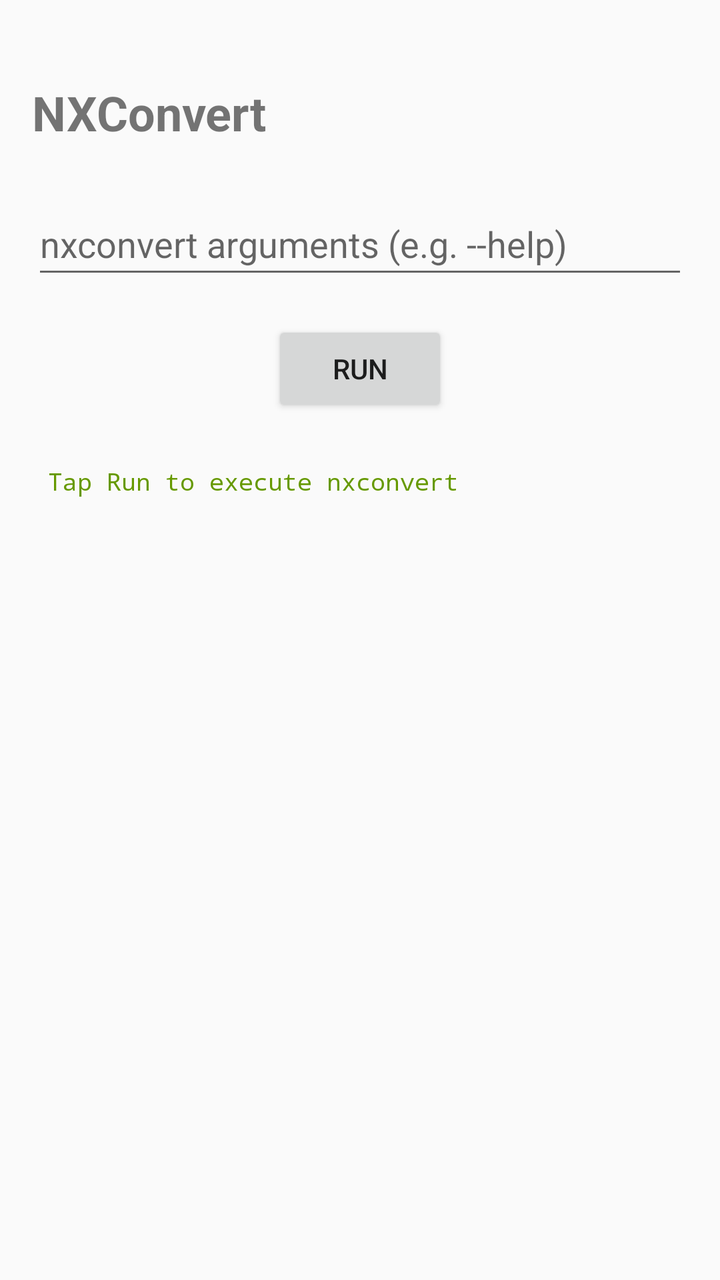
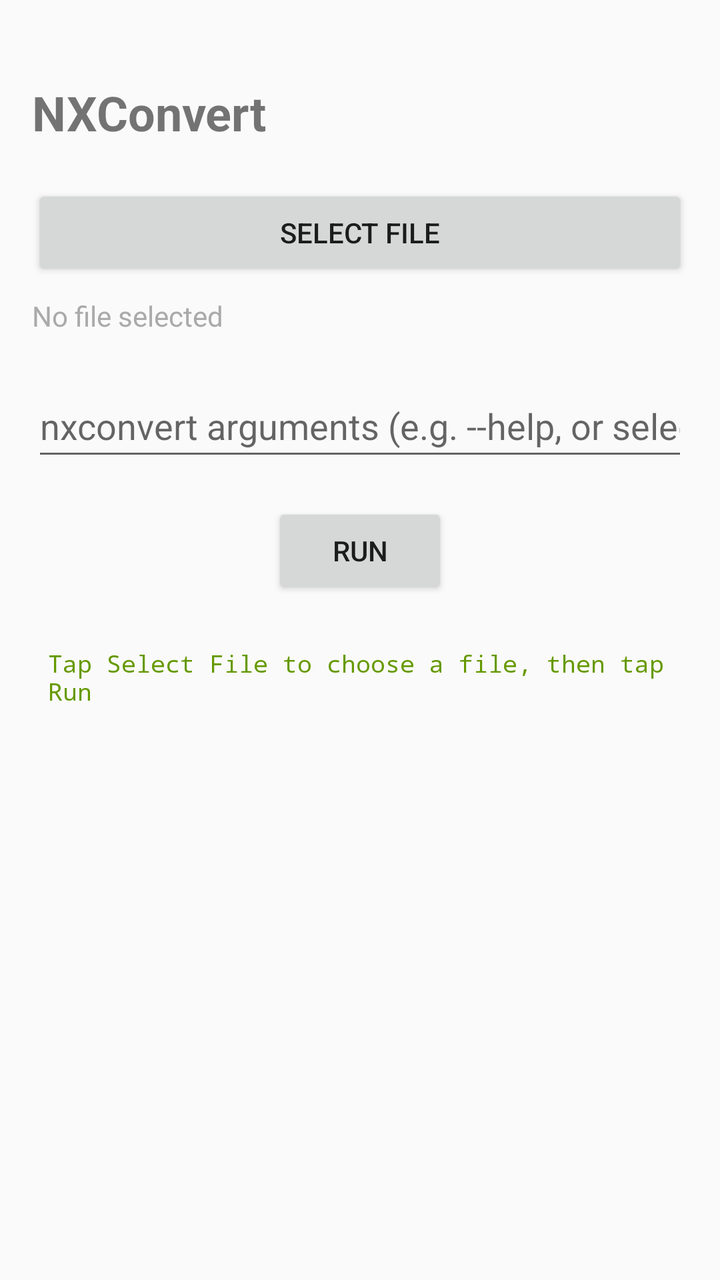

Compare the two renders of this Android layout. The source of the first and the diff that turns it into the second are given below.
<!-- AndroidManifest.xml: application theme Theme.NxConvert -->
<!-- res/layout/activity_main.xml -->
<?xml version="1.0" encoding="utf-8"?>
<androidx.constraintlayout.widget.ConstraintLayout xmlns:android="http://schemas.android.com/apk/res/android"
    xmlns:app="http://schemas.android.com/apk/res-auto"
    xmlns:tools="http://schemas.android.com/tools"
    android:layout_width="match_parent"
    android:layout_height="match_parent"
    android:padding="16dp"
    tools:context=".MainActivity">

    <TextView
        android:id="@+id/title_text"
        android:layout_width="wrap_content"
        android:layout_height="wrap_content"
        android:text="@string/app_name"
        android:textSize="24sp"
        android:textStyle="bold"
        app:layout_constraintTop_toTopOf="parent"
        app:layout_constraintStart_toStartOf="parent"
        android:layout_marginTop="24dp" />

    <EditText
        android:id="@+id/args_input"
        android:layout_width="0dp"
        android:layout_height="wrap_content"
        android:hint="@string/hint_args"
        android:inputType="text"
        android:minHeight="48dp"
        app:layout_constraintTop_toBottomOf="@id/title_text"
        app:layout_constraintStart_toStartOf="parent"
        app:layout_constraintEnd_toEndOf="parent"
        android:layout_marginTop="24dp" />

    <Button
        android:id="@+id/run_button"
        android:layout_width="wrap_content"
        android:layout_height="wrap_content"
        android:text="@string/button_run"
        app:layout_constraintTop_toBottomOf="@id/args_input"
        app:layout_constraintStart_toStartOf="parent"
        app:layout_constraintEnd_toEndOf="parent"
        android:layout_marginTop="16dp" />

    <ScrollView
        android:layout_width="0dp"
        android:layout_height="0dp"
        app:layout_constraintTop_toBottomOf="@id/run_button"
        app:layout_constraintStart_toStartOf="parent"
        app:layout_constraintEnd_toEndOf="parent"
        app:layout_constraintBottom_toBottomOf="parent"
        android:layout_marginTop="16dp">

        <TextView
            android:id="@+id/output_text"
            android:layout_width="match_parent"
            android:layout_height="wrap_content"
            android:text="@string/initial_output"
            android:textColor="@android:color/holo_green_dark"
            android:textSize="12sp"
            android:fontFamily="monospace"
            android:padding="8dp"
            android:scrollbars="vertical" />
    </ScrollView>

</androidx.constraintlayout.widget.ConstraintLayout>
<!-- resources referenced by this layout -->
<resources>
  <string name="app_name">NXConvert</string>
  <string name="button_run">Run</string>
  <string name="hint_args">nxconvert arguments (e.g. --help)</string>
  <string name="initial_output">Tap Run to execute nxconvert\n</string>
  <style name="Theme.NxConvert" parent="Theme.AppCompat.Light.DarkActionBar">
          
          <item name="colorPrimary">@color/purple_500</item>
          <item name="colorPrimaryDark">@color/purple_700</item>
          <item name="colorAccent">@color/teal_200</item>
      </style>
  <color name="purple_500">#FF6200EE</color>
  <color name="purple_700">#FF3700B3</color>
  <color name="teal_200">#FF03DAC5</color>
</resources>

<!-- the commit's change to res/layout/activity_main.xml (unified diff, before → after) -->
@@ -18,6 +18,28 @@
         app:layout_constraintStart_toStartOf="parent"
         android:layout_marginTop="24dp" />
 
+    <Button
+        android:id="@+id/select_file_button"
+        android:layout_width="0dp"
+        android:layout_height="wrap_content"
+        android:text="@string/button_select_file"
+        app:layout_constraintTop_toBottomOf="@id/title_text"
+        app:layout_constraintStart_toStartOf="parent"
+        app:layout_constraintEnd_toEndOf="parent"
+        android:layout_marginTop="20dp" />
+
+    <TextView
+        android:id="@+id/selected_file_text"
+        android:layout_width="0dp"
+        android:layout_height="wrap_content"
+        android:text="@string/no_file_selected"
+        android:textSize="14sp"
+        android:textColor="@android:color/darker_gray"
+        app:layout_constraintTop_toBottomOf="@id/select_file_button"
+        app:layout_constraintStart_toStartOf="parent"
+        app:layout_constraintEnd_toEndOf="parent"
+        android:layout_marginTop="8dp" />
+
     <EditText
         android:id="@+id/args_input"
         android:layout_width="0dp"
@@ -25,10 +47,10 @@
         android:hint="@string/hint_args"
         android:inputType="text"
         android:minHeight="48dp"
-        app:layout_constraintTop_toBottomOf="@id/title_text"
+        app:layout_constraintTop_toBottomOf="@id/selected_file_text"
         app:layout_constraintStart_toStartOf="parent"
         app:layout_constraintEnd_toEndOf="parent"
-        android:layout_marginTop="24dp" />
+        android:layout_marginTop="20dp" />
 
     <Button
         android:id="@+id/run_button"
<!-- resource entries referenced after the edit -->
@@ -2,8 +2,10 @@
 <resources>
   <string name="app_name">NXConvert</string>
   <string name="button_run">Run</string>
-  <string name="hint_args">nxconvert arguments (e.g. --help)</string>
-  <string name="initial_output">Tap Run to execute nxconvert\n</string>
+  <string name="button_select_file">Select File</string>
+  <string name="hint_args">nxconvert arguments (e.g. --help, or select a file above)</string>
+  <string name="initial_output">Tap Select File to choose a file, then tap Run\n</string>
+  <string name="no_file_selected">No file selected</string>
   <style name="Theme.NxConvert" parent="Theme.AppCompat.Light.DarkActionBar">
           
           <item name="colorPrimary">@color/purple_500</item>
